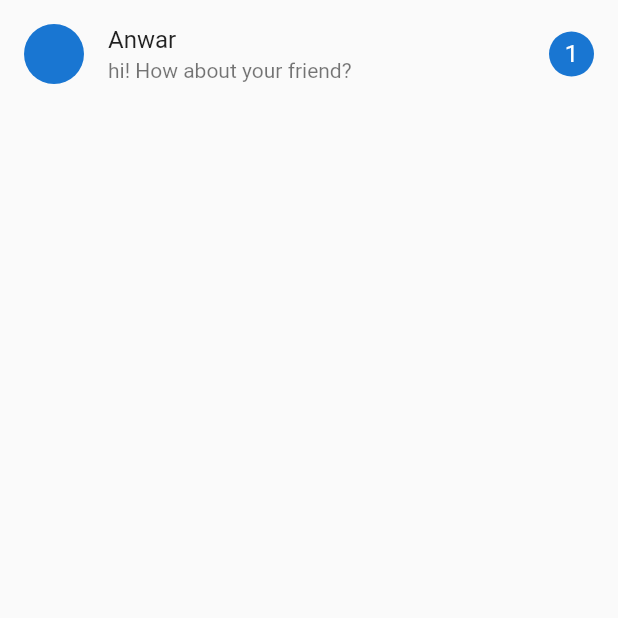
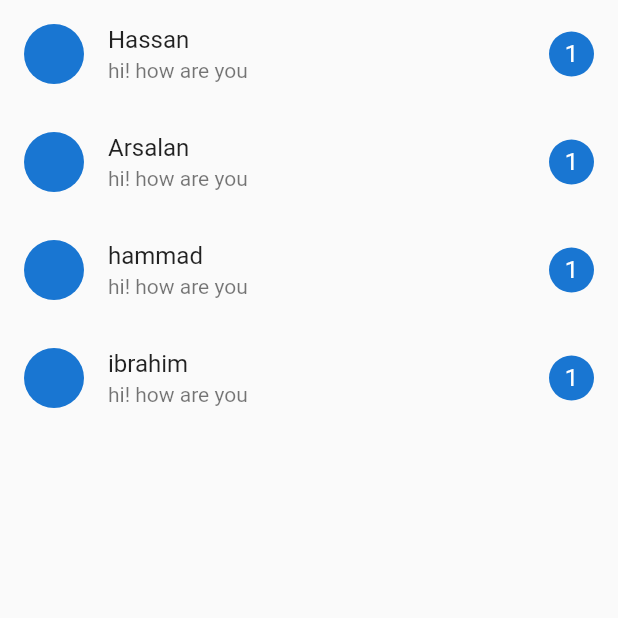
Before and after one commit to Hassanulhaq52/Test, a Flutter app: the screen it shows after launch, on a phone screen of 412 x 824 dp, the top half of it. Run offline on Flutter 3.47's test engine with Material 2 defaults, Android fonts, the phone set to English and light mode, and no system bars.

Commit message:
add anwar's friend

```diff
--- a/lib/test.dart
+++ b/lib/test.dart
@@ -10,15 +10,38 @@ class Test extends StatefulWidget {
 class _TestState extends State<Test> {
   @override
   Widget build(BuildContext context) {
-    return const Scaffold(
-      body: ListTile(
-        leading: CircleAvatar(),
-        title: Text("Anwar"),
-        subtitle: Text("hi! How about your friend?"),
-        trailing: CircleAvatar(
-          radius: 15,
-          child: Text("1"),
-        ),
+    return  Scaffold(
+      body: Column(
+        children: [
+          Chat(name: Text('Hassan'),desc: Text('hi! how are you',)),
+          Chat(name: Text('Arsalan'),desc: Text('hi! how are you',)),
+          Chat(name: Text('hammad'),desc: Text('hi! how are you',)),
+          Chat(name: Text('ibrahim'),desc: Text('hi! how are you',)),
+
+
+        ],
+      ),
+
+    );
+  }
+}
+
+class Chat extends StatelessWidget {
+  Chat({
+    Key? key,required this.name,required this.desc,
+  }) : super(key: key);
+
+  Widget name;
+  Widget desc;
+  @override
+  Widget build(BuildContext context) {
+    return ListTile(
+      leading: CircleAvatar(),
+      title: name,
+      subtitle: desc,
+      trailing: CircleAvatar(
+        radius: 15,
+        child: Text("1"),
       ),
     );
   }
```
